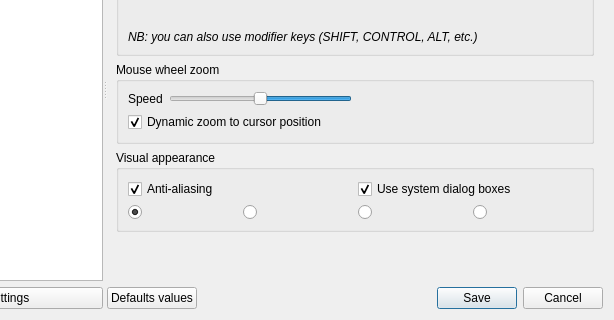
markus-wa/glmixer-mirror, file src/UserPreferencesDialog.ui: the form before one commit; both pictures show x 140 to 754 and y 248 to 568 of the 754 by 568 pixel window.
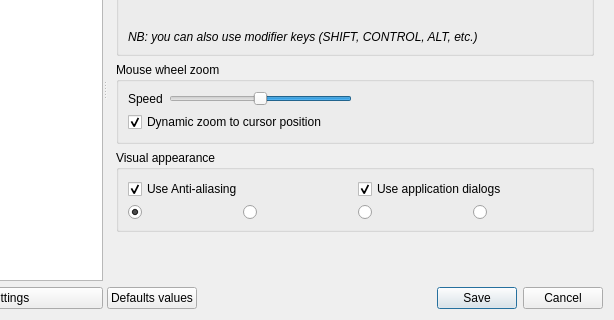
The form after the commit. The open tabs and pages were chosen to show the change. Icons and pictures are not drawn. Custom widgets are drawn as their Qt base class.

Commit message: Improved user preference for system vs. custom dialogs.

```diff
--- a/src/UserPreferencesDialog.ui
+++ b/src/UserPreferencesDialog.ui
@@ -1140,7 +1140,7 @@
                    <string>Use anti alisasing in rendering: activate to improve visual appearance</string>
                   </property>
                   <property name="text">
-                   <string>Anti-aliasing</string>
+                   <string>Use Anti-aliasing</string>
                   </property>
                   <property name="checked">
                    <bool>true</bool>
@@ -1156,7 +1156,7 @@
                    <string>Use your operating system file dialog</string>
                   </property>
                   <property name="text">
-                   <string>Use system dialog boxes</string>
+                   <string>Use application dialogs</string>
                   </property>
                   <property name="checked">
                    <bool>true</bool>
```
Left out of the diff: 12 changed lines with no effect on the pictures. The commit also changes 3 other files.
